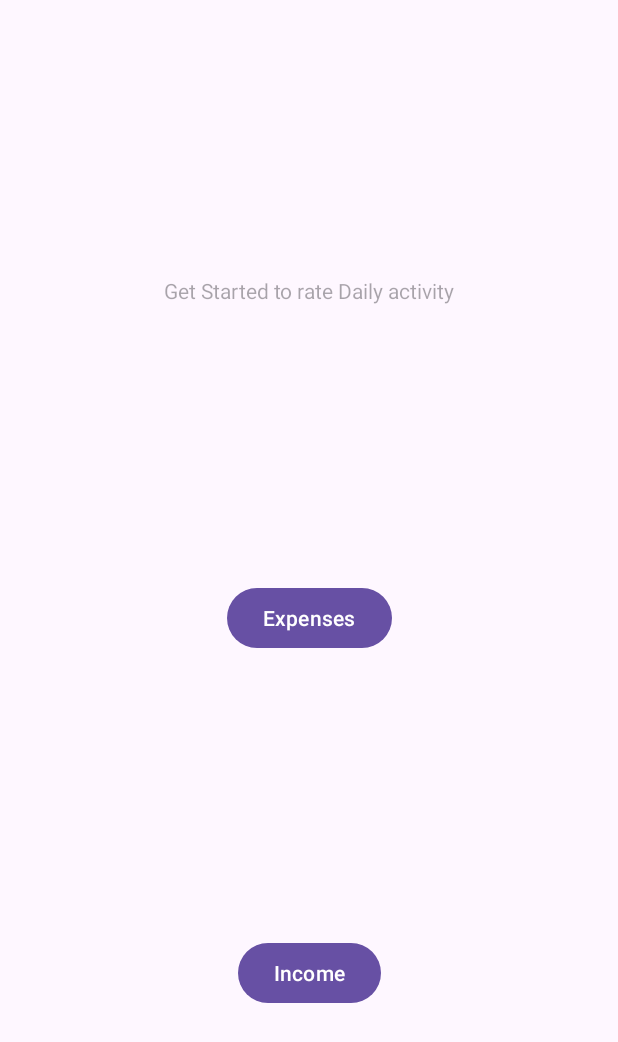
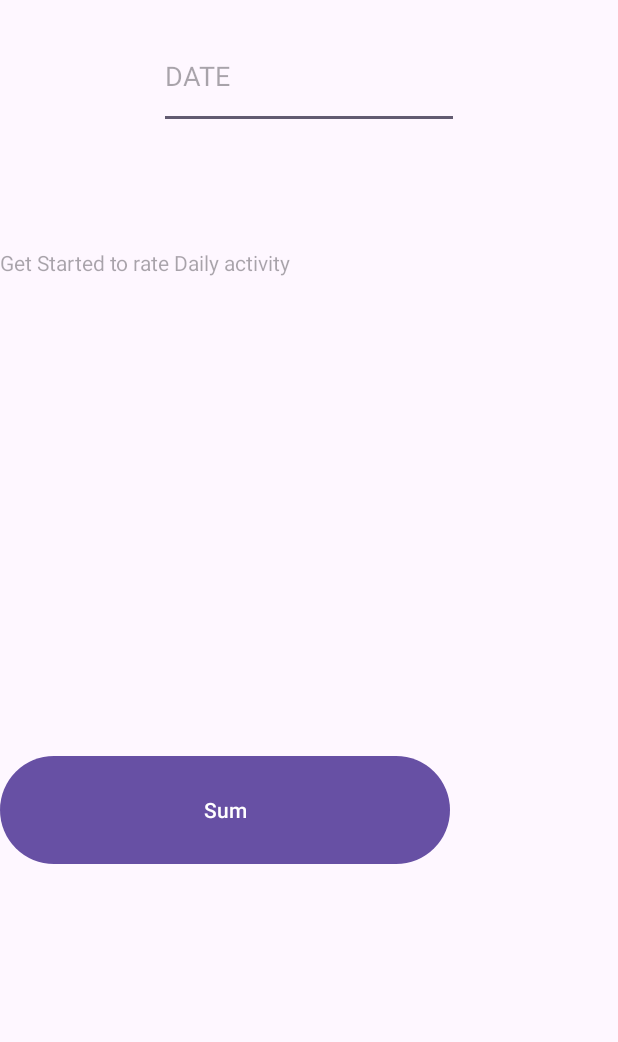
Before and after one commit to Alphonce08/balanceTool, an Android app: the screen it shows after launch (MainActivity), on a phone screen of 412 x 824 dp. Shown: the top 1042 px of the screen. Run offline under Robolectric (Android 15) with nearby library versions, the phone set to English and light mode, and no system bars; our stand-ins replace Firebase (no records; nobody signed in at launch, a user with empty details on screens opened directly).

Commit message:
Expenses

```diff
--- a/app/build.gradle
+++ b/app/build.gradle
@@ -51,4 +51,5 @@ dependencies {
     implementation platform('com.google.firebase:firebase-bom:32.1.1')
     implementation 'com.github.bumtech.glide:glide:4.4.0'
 
+
 }
--- a/app/src/main/res/layout/activity_main.xml
+++ b/app/src/main/res/layout/activity_main.xml
@@ -1,5 +1,5 @@
 <?xml version="1.0" encoding="utf-8"?>
-<androidx.constraintlayout.widget.ConstraintLayout xmlns:android="http://schemas.android.com/apk/res/android"
+<RelativeLayout xmlns:android="http://schemas.android.com/apk/res/android"
     xmlns:app="http://schemas.android.com/apk/res-auto"
     xmlns:tools="http://schemas.android.com/tools"
     android:layout_width="match_parent"
@@ -14,28 +14,44 @@
         android:layout_marginTop="165dp"
         android:layout_marginBottom="166dp"
         android:hint="Get Started to rate Daily activity"
-        app:layout_constraintBottom_toTopOf="@+id/mBexpenses"
         app:layout_constraintEnd_toEndOf="parent"
         app:layout_constraintStart_toStartOf="parent"
         app:layout_constraintTop_toTopOf="parent" />
 
-    <Button
-        android:id="@+id/mBexpenses"
-        android:layout_width="wrap_content"
-        android:layout_height="wrap_content"
-        android:text="Expenses"
-        app:layout_constraintBottom_toBottomOf="parent"
-        app:layout_constraintEnd_toEndOf="parent"
-        app:layout_constraintStart_toStartOf="parent"
-        app:layout_constraintTop_toTopOf="parent" />
+
+    <EditText
+        android:id="@+id/mBeditDate"
+        android:layout_width="200dp"
+        android:layout_height="70dp"
+        android:layout_centerHorizontal="true"
+        android:layout_marginTop="16dp"
+        android:ems="10"
+        android:hint="DATE"
+        android:inputType="date"
+        app:layout_constraintTop_toTopOf="parent"
+        tools:layout_editor_absoluteX="69dp" />
+
+    <ListView
+        android:id="@+id/mListExpenses"
+        android:layout_width="409dp"
+        android:layout_height="130dp"
+        android:layout_centerHorizontal="true"
+        android:layout_marginTop="90dp"
+        android:transitionName="Income"
+        tools:layout_editor_absoluteX="1dp"
+        tools:layout_editor_absoluteY="125dp" />
 
     <Button
-        android:id="@+id/mBIncome"
-        android:layout_width="wrap_content"
-        android:layout_height="wrap_content"
-        android:layout_marginBottom="151dp"
-        android:text="Income"
-        app:layout_constraintBottom_toBottomOf="parent"
-        app:layout_constraintEnd_toEndOf="parent"
-        app:layout_constraintStart_toStartOf="parent" />
-</androidx.constraintlayout.widget.ConstraintLayout>
+        android:id="@+id/mBtnSum"
+        android:layout_centerHorizontal="true"
+        android:layout_width="300dp"
+        android:layout_height="80dp"
+        android:layout_alignParentStart="true"
+        android:layout_alignParentTop="true"
+        android:text="Sum"
+        android:layout_marginTop="500dp"
+        tools:layout_editor_absoluteX="129dp"
+        tools:layout_editor_absoluteY="515dp" />
+
+
+</RelativeLayout>
--- a/build.gradle
+++ b/build.gradle
@@ -7,7 +7,7 @@ buildscript {
     }
 
     dependencies {
-        classpath 'com.google.gms:google-services:4.3.14'
+        classpath 'com.google.gms:google-services:4.3.15'
     }
 }// Top-level build file where you can add configuration options common to all sub-projects/modules.
 plugins {
```
Also changed, not shown: app/src/main/java/com/example/balancetool/ExpensesActivity.kt (+39 -11 lines), app/src/main/java/com/example/balancetool/MainActivity.kt (+13 -0 lines), app/src/main/res/layout/activity_expenses.xml (+27 -20 lines).
